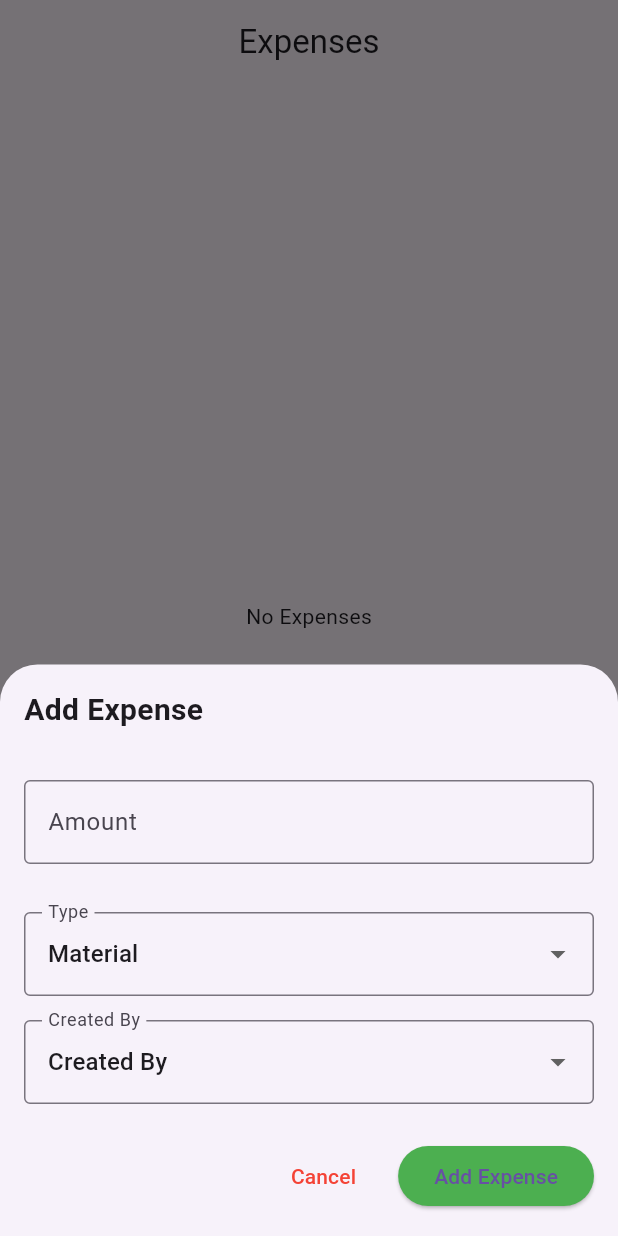
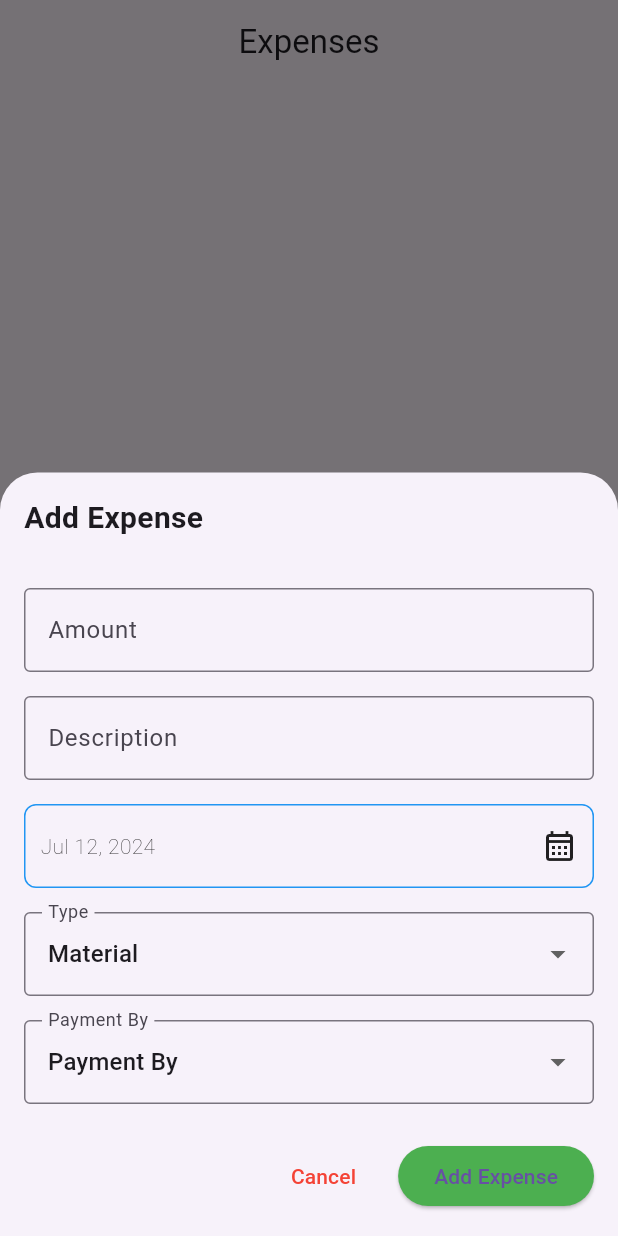
Before and after one commit to Diljithhh/home_budget_calculator, a Flutter app: the screen it shows after launch, after a tap on the "add" icon, on a phone screen of 412 x 824 dp. Run offline on Flutter 3.47's test engine with Material 3 defaults, Android fonts, the phone set to English and light mode, and no system bars; our stand-ins replace cloud_firestore, firebase_auth, firebase_core, google_sign_in; accounts and stored records are empty.

Commit message:
final changes made

```diff
--- a/lib/view/Home/homePage.dart
+++ b/lib/view/Home/homePage.dart
@@ -2,6 +2,7 @@ import 'package:cloud_firestore/cloud_firestore.dart';
 import 'package:flutter/material.dart';
 import 'package:firebase_auth/firebase_auth.dart';
 import 'package:home_budget_calculator/view/totalPage/totalPage.dart';
+import 'package:intl/intl.dart';
 
 class MainPage extends StatefulWidget {
   const MainPage({super.key});
@@ -12,7 +13,6 @@ class MainPage extends StatefulWidget {
 
 class _MainPageState extends State<MainPage> {
   int _selectedIndex = 0;
-
   ontapped(int index) {
     setState(() {
       _selectedIndex = index;
@@ -20,6 +20,9 @@ class _MainPageState extends State<MainPage> {
       print("sasas${_selectedIndex}");
     });
   }
+
+
+
 
   List<Widget> pages = [
     HomePage(),
@@ -48,6 +51,48 @@ class HomePage extends StatefulWidget {
 }
 
 class _HomePageState extends State<HomePage> {
+  DateTime _doj = DateTime.now();
+
+
+    Widget _buildDatePicker() {
+    return InkWell(
+      child: Container(
+        padding: const EdgeInsets.symmetric(horizontal: 10, vertical: 15),
+        alignment: Alignment.centerLeft,
+        decoration: BoxDecoration(
+          border: Border.all(color: Colors.blue),
+          borderRadius: BorderRadius.circular(8),
+        ),
+        child: Row(
+          mainAxisAlignment: MainAxisAlignment.spaceBetween,
+          children: [
+            Text(
+    _doj != null ? DateFormat.yMMMd().format(_doj!) : 'Select Date ',
+              style: const TextStyle(
+                  color: Colors.black, fontWeight: FontWeight.w100),
+            ),
+            const Icon(Icons.calendar_month_outlined)
+          ],
+        ),
+      ),
+      onTap: () async {
+        await showDatePicker(
+          initialEntryMode: DatePickerEntryMode.calendarOnly,
+          context: context,
+          initialDate: DateTime.now(),
+          firstDate: DateTime(2023),
+          lastDate: DateTime(DateTime.now().year + 5),
+        ).then((value) {
+          if (value != null) {
+            setState(() {
+              _doj = value;
+            });
+          }
+        });
+      },
+    );
+  }
+
   @override
   Widget build(BuildContext context) {
     final User? user = FirebaseAuth.instance.currentUser;
@@ -139,7 +184,12 @@ class _HomePageState extends State<HomePage> {
                           children: [
                             Text(capitalizeFirstLetter(
                                 expense['description'] ?? '')),
-                            Text(_formatTimestamp(expense['created_at'])),
+                            Text(
+
+                                'Date: ${_formatTimestamp(expense['payment_at'] ?? expense['created_at'])}'),
+                              // _formatTimestamp(expense['created_at'])),
+
+
                             Text('Created by: ${expense['createdBy']}'),
                           ],
                         ),
@@ -203,7 +253,19 @@ class _HomePageState extends State<HomePage> {
                         ),
                       ),
                       const SizedBox(height: 16),
+                      TextFormField(
+                        controller: _description,
+                        decoration: const InputDecoration(
+                          labelText: 'Description',
+                          border: OutlineInputBorder(),
+                        ),
+                      ),
                       const SizedBox(height: 16),
+
+_buildDatePicker(),
+                      const SizedBox(height: 16),
+
+
                       DropdownButtonFormField(
                         value: type ?? 'Material',
                         decoration: const InputDecoration(
@@ -228,16 +290,16 @@ class _HomePageState extends State<HomePage> {
                       ),
                       const SizedBox(height: 16),
                       DropdownButtonFormField(
-                        value: createdBy ?? 'Created By',
+                        value: createdBy ?? 'Payment By',
                         decoration: const InputDecoration(
-                          labelText: 'Created By',
+                          labelText: 'Payment By',
                           border: OutlineInputBorder(),
                         ),
                         items: [
                           'Dasaradhan',
                           'Preethi',
                           'Diljith',
-                          'Created By'
+                          'Payment By'
                         ]
                             .map((e) =>
                                 DropdownMenuItem(value: e, child: Text(e)))
@@ -279,8 +341,15 @@ class _HomePageState extends State<HomePage> {
                                   description: _description.text,
                                   type: type ?? 'Material',
                                   createdBy: createdBy ?? 'Unknown',
+                                  payment_at: _doj,
+
+
                                 );
                                 _projectNameController.clear();
+                                _amount.clear();
+                                _description.clear();
+                                _doj = DateTime.now();
+
                                 Navigator.pop(context);
                               }
                             },
@@ -298,7 +367,11 @@ class _HomePageState extends State<HomePage> {
         child: const Icon(Icons.add),
       ),
     );
+
+
   }
+
+
 
   void _showUpdateDialog(BuildContext context, DocumentSnapshot expense) {
   final _formKey = GlobalKey<FormState>();
@@ -329,6 +402,13 @@ class _HomePageState extends State<HomePage> {
                     return null;
                   },
                 ),
+                      const SizedBox(height: 10),
+
+                TextFormField(
+                  controller: _descriptionController,
+                  decoration: const InputDecoration(labelText: 'Description'),
+                ),
+                      const SizedBox(height: 10),
 
                 DropdownButtonFormField<String>(
                   value: _category,
@@ -346,6 +426,9 @@ class _HomePageState extends State<HomePage> {
                   },
                   decoration: const InputDecoration(labelText: 'Category'),
                 ),
+
+                      const SizedBox(height: 10),
+
                  DropdownButtonFormField<String>(
                   value: createdBy,
                   items: ['Dasaradhan', 'Preethi', 'Diljith', 'Created By']
@@ -382,6 +465,8 @@ class _HomePageState extends State<HomePage> {
                   'amount': int.parse(_amountController.text),
                  'createdBy': createdBy,
                   'category': _category,
+                  'description': _descriptionController.text,
+
                 });
                 Navigator.of(context).pop();
                 ScaffoldMessenger.of(context).showSnackBar(
@@ -409,7 +494,10 @@ addexpense(
     required int amount,
     String? description,
     required String name,
-    required String createdBy}) {
+    required String createdBy,
+    dynamic payment_at,
+
+    }) {
   FirebaseFirestore firestore = FirebaseFirestore.instance;
 
   // String id = firestore.collection('accounts').doc().id;
@@ -421,6 +509,7 @@ addexpense(
     'amount': amount,
     'description': description,
     'createdBy': createdBy,
+    'payment_at': payment_at,
   }).then((value) {});
 }
 
--- a/pubspec.yaml
+++ b/pubspec.yaml
@@ -33,6 +33,8 @@ dependencies:
   firebase_auth: ^4.19.6
   firebase_core: ^2.31.1
   google_sign_in: 6.2.1
+  intl: ^0.19.0
+
   flutter:
     sdk: flutter
 
```
Also changed, not shown: pubspec.lock.
